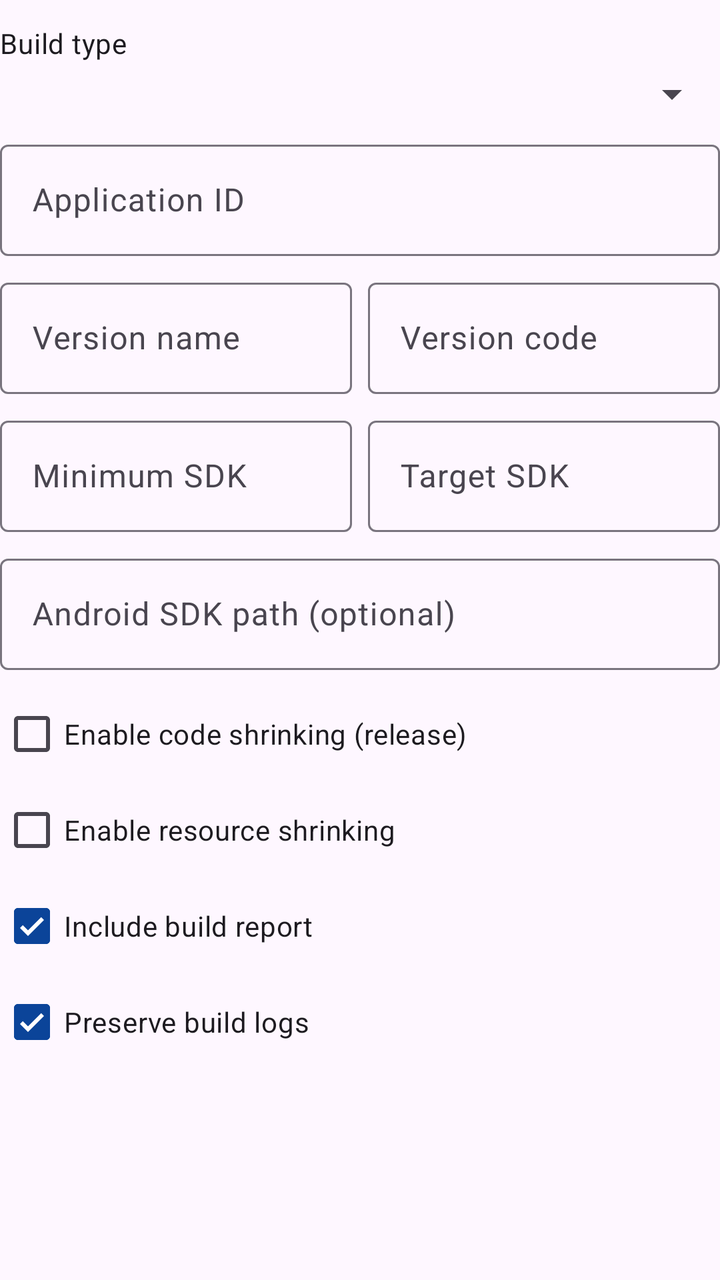
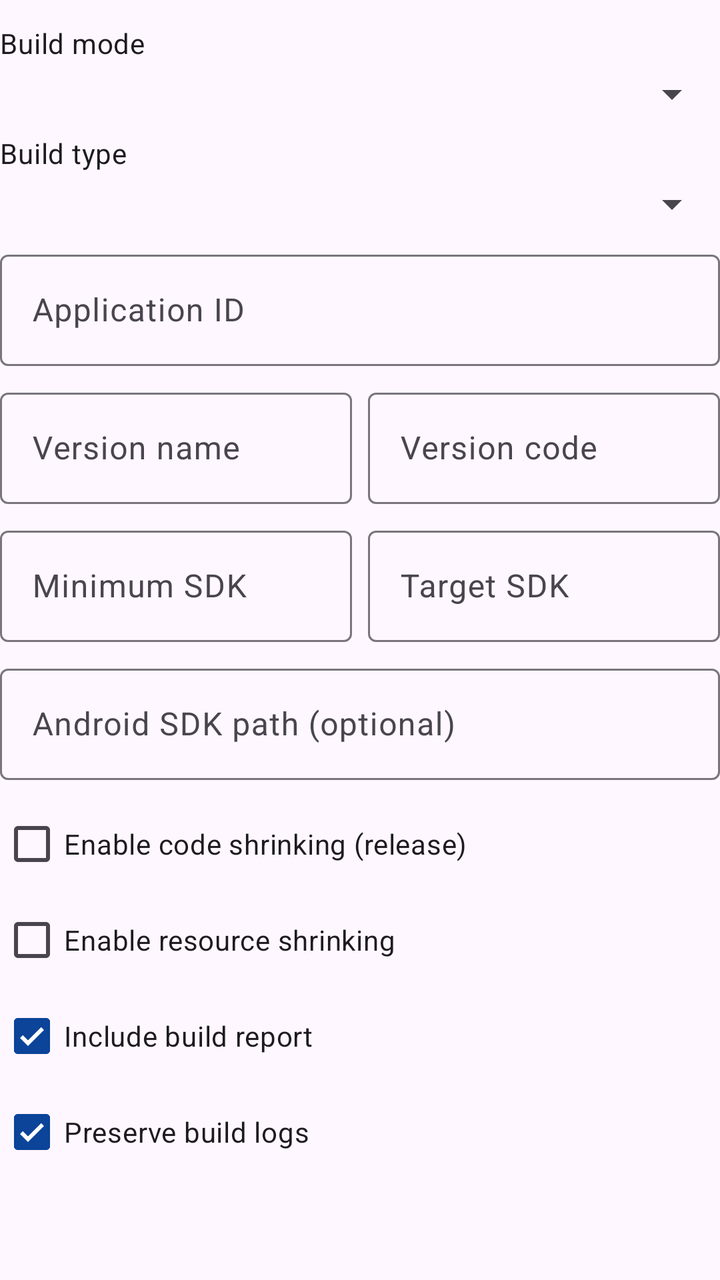

Two renders of the same Android screen: before a commit and after it. Below are the layout's source before the change and the commit's diff.
<!-- AndroidManifest.xml: application theme Theme.AppBuilderLite -->
<!-- res/layout/layout_build_configuration.xml -->
<?xml version="1.0" encoding="utf-8"?>
<LinearLayout xmlns:android="http://schemas.android.com/apk/res/android"
    android:layout_width="match_parent"
    android:layout_height="wrap_content"
    android:orientation="vertical"
    android:paddingTop="12dp">

    <TextView
        android:layout_width="match_parent"
        android:layout_height="wrap_content"
        android:text="@string/build_type"
        android:textAppearance="?attr/textAppearanceBodyMedium" />

    <Spinner
        android:id="@+id/spinner_build_type"
        android:layout_width="match_parent"
        android:layout_height="wrap_content"
        android:layout_marginTop="4dp" />

    <com.google.android.material.textfield.TextInputLayout
        android:layout_width="match_parent"
        android:layout_height="wrap_content"
        android:layout_marginTop="8dp"
        android:hint="@string/build_app_id">

        <com.google.android.material.textfield.TextInputEditText
            android:id="@+id/input_build_app_id"
            android:layout_width="match_parent"
            android:layout_height="wrap_content"
            android:inputType="text"
            android:maxLines="1" />

    </com.google.android.material.textfield.TextInputLayout>

    <LinearLayout
        android:layout_width="match_parent"
        android:layout_height="wrap_content"
        android:layout_marginTop="8dp"
        android:orientation="horizontal">

        <com.google.android.material.textfield.TextInputLayout
            android:layout_width="0dp"
            android:layout_height="wrap_content"
            android:layout_weight="1"
            android:hint="@string/build_version_name">

            <com.google.android.material.textfield.TextInputEditText
                android:id="@+id/input_build_version_name"
                android:layout_width="match_parent"
                android:layout_height="wrap_content"
                android:inputType="text"
                android:maxLines="1" />

        </com.google.android.material.textfield.TextInputLayout>

        <com.google.android.material.textfield.TextInputLayout
            android:layout_width="0dp"
            android:layout_height="wrap_content"
            android:layout_marginStart="8dp"
            android:layout_weight="1"
            android:hint="@string/build_version_code">

            <com.google.android.material.textfield.TextInputEditText
                android:id="@+id/input_build_version_code"
                android:layout_width="match_parent"
                android:layout_height="wrap_content"
                android:inputType="number"
                android:maxLines="1" />

        </com.google.android.material.textfield.TextInputLayout>

    </LinearLayout>

    <LinearLayout
        android:layout_width="match_parent"
        android:layout_height="wrap_content"
        android:layout_marginTop="8dp"
        android:orientation="horizontal">

        <com.google.android.material.textfield.TextInputLayout
            android:layout_width="0dp"
            android:layout_height="wrap_content"
            android:layout_weight="1"
            android:hint="@string/build_min_sdk">

            <com.google.android.material.textfield.TextInputEditText
                android:id="@+id/input_build_min_sdk"
                android:layout_width="match_parent"
                android:layout_height="wrap_content"
                android:inputType="number"
                android:maxLines="1" />

        </com.google.android.material.textfield.TextInputLayout>

        <com.google.android.material.textfield.TextInputLayout
            android:layout_width="0dp"
            android:layout_height="wrap_content"
            android:layout_marginStart="8dp"
            android:layout_weight="1"
            android:hint="@string/build_target_sdk">

            <com.google.android.material.textfield.TextInputEditText
                android:id="@+id/input_build_target_sdk"
                android:layout_width="match_parent"
                android:layout_height="wrap_content"
                android:inputType="number"
                android:maxLines="1" />

        </com.google.android.material.textfield.TextInputLayout>

    </LinearLayout>

    <com.google.android.material.textfield.TextInputLayout
        android:layout_width="match_parent"
        android:layout_height="wrap_content"
        android:layout_marginTop="8dp"
        android:hint="@string/build_sdk_path">

        <com.google.android.material.textfield.TextInputEditText
            android:id="@+id/input_build_sdk_path"
            android:layout_width="match_parent"
            android:layout_height="wrap_content"
            android:inputType="text"
            android:maxLines="1" />

    </com.google.android.material.textfield.TextInputLayout>

    <CheckBox
        android:id="@+id/check_build_shrink"
        android:layout_width="wrap_content"
        android:layout_height="wrap_content"
        android:layout_marginTop="8dp"
        android:text="@string/build_shrink" />

    <CheckBox
        android:id="@+id/check_build_resource_shrink"
        android:layout_width="wrap_content"
        android:layout_height="wrap_content"
        android:text="@string/build_resource_shrink" />

    <CheckBox
        android:id="@+id/check_build_report"
        android:layout_width="wrap_content"
        android:layout_height="wrap_content"
        android:checked="true"
        android:text="@string/build_include_report" />

    <CheckBox
        android:id="@+id/check_build_logs"
        android:layout_width="wrap_content"
        android:layout_height="wrap_content"
        android:checked="true"
        android:text="@string/build_preserve_logs" />

</LinearLayout>
<!-- resources referenced by this layout -->
<resources>
  <string name="build_app_id">Application ID</string>
  <string name="build_include_report">Include build report</string>
  <string name="build_min_sdk">Minimum SDK</string>
  <string name="build_preserve_logs">Preserve build logs</string>
  <string name="build_resource_shrink">Enable resource shrinking</string>
  <string name="build_sdk_path">Android SDK path (optional)</string>
  <string name="build_shrink">Enable code shrinking (release)</string>
  <string name="build_target_sdk">Target SDK</string>
  <string name="build_type">Build type</string>
  <string name="build_version_code">Version code</string>
  <string name="build_version_name">Version name</string>
  <style name="Theme.AppBuilderLite" parent="Theme.Material3.DayNight.NoActionBar">
          <item name="colorPrimary">@color/brand_primary</item>
          <item name="colorPrimaryDark">@color/brand_primary_dark</item>
          <item name="colorAccent">@color/brand_accent</item>
          <item name="android:statusBarColor">?attr/colorPrimaryDark</item>
      </style>
  <color name="brand_primary">#0B4499</color>
  <color name="brand_primary_dark">#08306E</color>
  <color name="brand_accent">#7C5CFF</color>
</resources>

<!-- the commit's change to res/layout/layout_build_configuration.xml (unified diff, before → after) -->
@@ -8,6 +8,36 @@
     <TextView
         android:layout_width="match_parent"
         android:layout_height="wrap_content"
+        android:text="@string/build_mode"
+        android:textAppearance="?attr/textAppearanceBodyMedium" />
+
+    <Spinner
+        android:id="@+id/spinner_build_mode"
+        android:layout_width="match_parent"
+        android:layout_height="wrap_content"
+        android:layout_marginTop="4dp" />
+
+    <TextView
+        android:id="@+id/text_build_cloud_status"
+        android:layout_width="match_parent"
+        android:layout_height="wrap_content"
+        android:layout_marginTop="4dp"
+        android:textAppearance="?attr/textAppearanceBodySmall"
+        android:visibility="gone" />
+
+    <Button
+        android:id="@+id/btn_build_cloud_connect"
+        style="?attr/materialButtonOutlinedStyle"
+        android:layout_width="wrap_content"
+        android:layout_height="wrap_content"
+        android:layout_marginTop="4dp"
+        android:text="@string/build_cloud_connect"
+        android:visibility="gone" />
+
+    <TextView
+        android:layout_width="match_parent"
+        android:layout_height="wrap_content"
+        android:layout_marginTop="8dp"
         android:text="@string/build_type"
         android:textAppearance="?attr/textAppearanceBodyMedium" />
 
<!-- resource entries referenced after the edit -->
@@ -1,8 +1,10 @@
 <!-- resources referenced by this layout -->
 <resources>
   <string name="build_app_id">Application ID</string>
+  <string name="build_cloud_connect">Connect GitHub</string>
   <string name="build_include_report">Include build report</string>
   <string name="build_min_sdk">Minimum SDK</string>
+  <string name="build_mode">Build mode</string>
   <string name="build_preserve_logs">Preserve build logs</string>
   <string name="build_resource_shrink">Enable resource shrinking</string>
   <string name="build_sdk_path">Android SDK path (optional)</string>
